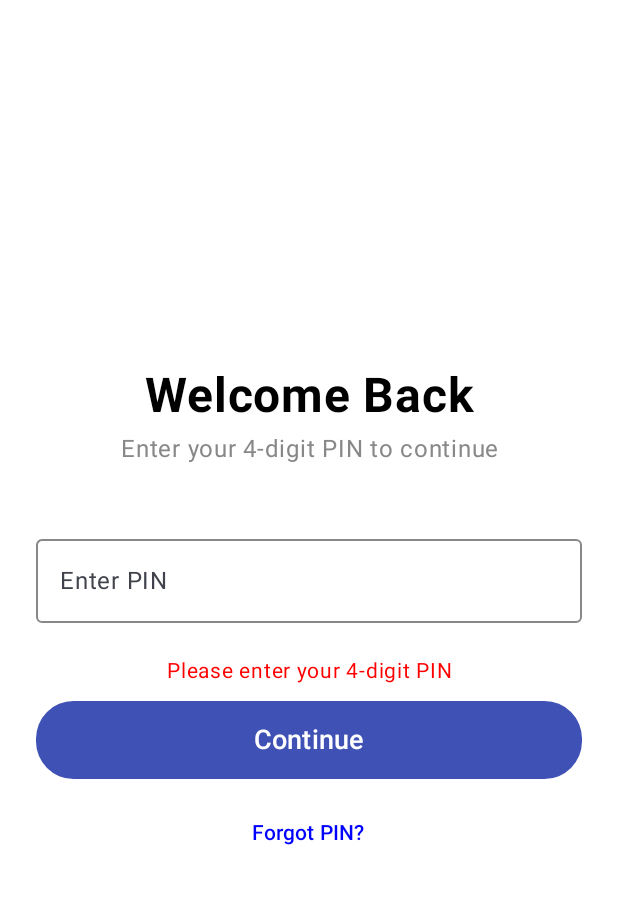
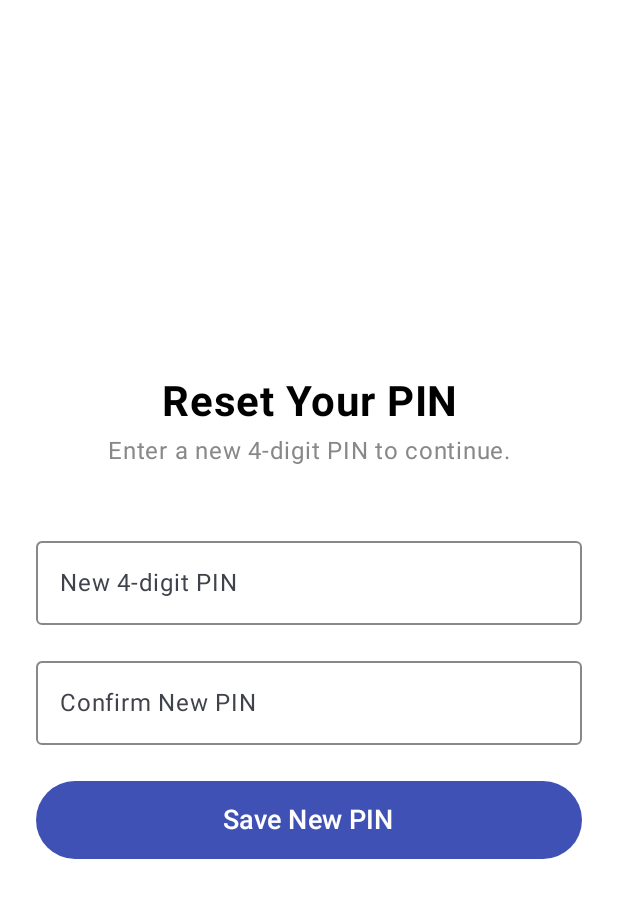
Before and after one commit to BryanLucio12/GI-Health-App, an Android app built with Jetpack Compose: the EnterPinScreen screen opened through its navigation route, after a tap on "Forgot PIN?", on a phone screen of 412 x 824 dp. Shown: the top 898 px of the screen. Run offline under Robolectric (Android 15) with nearby library versions, the phone set to English and light mode, and no system bars; 1 other tap on this screen came first.

Commit message:
Save Progress

```diff
--- a/app/src/main/java/com/example/gihealth/MainActivity.kt
+++ b/app/src/main/java/com/example/gihealth/MainActivity.kt
@@ -25,6 +25,7 @@ import com.example.gihealth.ui.screens.SymptomScreen
 import com.example.gihealth.utils.Constants
 import com.example.gihealth.ui.onboarding.CreatePinScreen
 import com.example.gihealth.ui.onboarding.EnterPinScreen
+import com.example.gihealth.ui.onboarding.ForgotPinScreen
 import com.example.gihealth.ui.onboarding.UserSetupScreen
 
 class MainActivity : ComponentActivity() {
@@ -98,6 +99,10 @@ fun AppNavigator(){
                     }
                 }
             )
+        }
+
+        composable("forgot_pin"){
+            ForgotPinScreen(navController = navController)
         }
         composable("main_app"){
             MainNavHost()
--- a/app/src/main/java/com/example/gihealth/ui/onboarding/EnterPinScreen.kt
+++ b/app/src/main/java/com/example/gihealth/ui/onboarding/EnterPinScreen.kt
@@ -108,7 +108,7 @@ fun EnterPinScreen(navController: NavController, loginSuccess: () -> Unit) {
             Spacer(modifier = Modifier.height(12.dp))
 
             TextButton(onClick = {
-                //Need to Implement Forgot Pin
+                navController.navigate("forgot_pin")
             }
             ) {
                 Text(
--- a/app/src/main/java/com/example/gihealth/ui/onboarding/ForgotPin.kt
+++ b/app/src/main/java/com/example/gihealth/ui/onboarding/ForgotPin.kt
@@ -1,7 +1,6 @@
 package com.example.gihealth.ui.onboarding
 
 import androidx.compose.foundation.layout.*
-import androidx.compose.foundation.shape.RoundedCornerShape
 import androidx.compose.foundation.text.KeyboardOptions
 import androidx.compose.material3.*
 import androidx.compose.runtime.*
@@ -16,8 +15,110 @@ import androidx.compose.ui.unit.dp
 import androidx.compose.ui.unit.sp
 import androidx.navigation.NavController
 
+@Composable
+fun ForgotPinScreen(navController: NavController) {
+    var newPin by remember { mutableStateOf("") }
+    var confirmPin by remember { mutableStateOf("") }
+    var errorMessage by remember { mutableStateOf("") }
 
-@Composable
-fun forgotPin(){
+    Box(
+        modifier = Modifier
+            .fillMaxSize()
+            .padding(24.dp),
+        contentAlignment = Alignment.Center
+    ) {
+        Column(
+            horizontalAlignment = Alignment.CenterHorizontally,
+            verticalArrangement = Arrangement.Center,
+            modifier = Modifier.fillMaxWidth()
+        ) {
+            Text(
+                text = "Reset Your PIN",
+                fontSize = 28.sp,
+                fontWeight = FontWeight.Bold,
+                color = Color.Black,
+                textAlign = TextAlign.Center
+            )
 
+            Text(
+                text = "Enter a new 4-digit PIN to continue.",
+                fontSize = 16.sp,
+                color = Color.Gray,
+                textAlign = TextAlign.Center,
+                modifier = Modifier.padding(top = 4.dp, bottom = 40.dp)
+            )
+
+            // New PIN field
+            OutlinedTextField(
+                value = newPin,
+                onValueChange = {
+                    if (it.length <= 4)
+                        newPin = it
+                },
+                label = { Text("New 4-digit PIN") },
+                keyboardOptions = KeyboardOptions(keyboardType = KeyboardType.NumberPassword),
+                visualTransformation = PasswordVisualTransformation(),
+                singleLine = true,
+                modifier = Modifier.fillMaxWidth(),
+                colors = OutlinedTextFieldDefaults.colors(unfocusedBorderColor = Color.Gray)
+            )
+
+            Spacer(modifier = Modifier.height(16.dp))
+
+            // Confirm PIN field
+            OutlinedTextField(
+                value = confirmPin,
+                onValueChange = {
+                    if (it.length <= 4)
+                        confirmPin = it
+                },
+                label = { Text("Confirm New PIN") },
+                keyboardOptions = KeyboardOptions(keyboardType = androidx.compose.ui.text.input.KeyboardType.NumberPassword),
+                visualTransformation = PasswordVisualTransformation(),
+                singleLine = true,
+                modifier = Modifier.fillMaxWidth(),
+                colors = OutlinedTextFieldDefaults.colors(unfocusedBorderColor = Color.Gray)
+            )
+
+            Spacer(modifier = Modifier.height(24.dp))
+
+            // Error message
+            if (errorMessage.isNotEmpty()) {
+                Text(
+                    text = errorMessage,
+                    color = Color.Red,
+                    fontSize = 14.sp,
+                    textAlign = TextAlign.Center,
+                    modifier = Modifier.padding(bottom = 8.dp)
+                )
+            }
+
+            // Reset button
+            Button(
+                onClick = {
+                    when {
+                        newPin.length != 4 || confirmPin.length != 4 -> {
+                            errorMessage = "PIN must be 4 digits long"
+                        }
+                        newPin != confirmPin -> {
+                            errorMessage = "PINs do not match"
+                        }
+                        else -> {
+                            errorMessage = ""
+                            // Go back to EnterPinScreen
+                            navController.navigate("enter_pin") {
+                                popUpTo("forgot_pin") { inclusive = true }
+                            }
+                        }
+                    }
+                },
+                modifier = Modifier
+                    .fillMaxWidth()
+                    .height(52.dp),
+                colors = ButtonDefaults.buttonColors(containerColor = Color(0xFF3F51B5))
+            ) {
+                Text("Save New PIN", color = Color.White, fontSize = 18.sp)
+            }
+        }
+    }
 }
```
Also changed, not shown: app/src/main/java/com/example/gihealth/ui/onboarding/UserSetupScreen.kt (+37 -0 lines).
